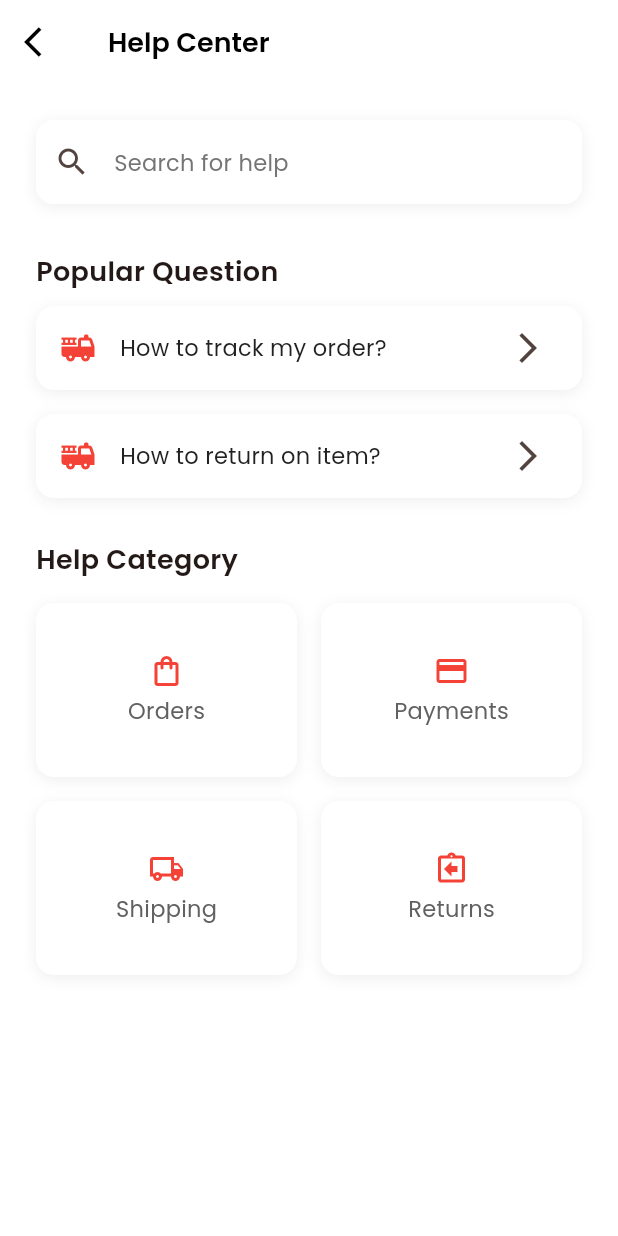
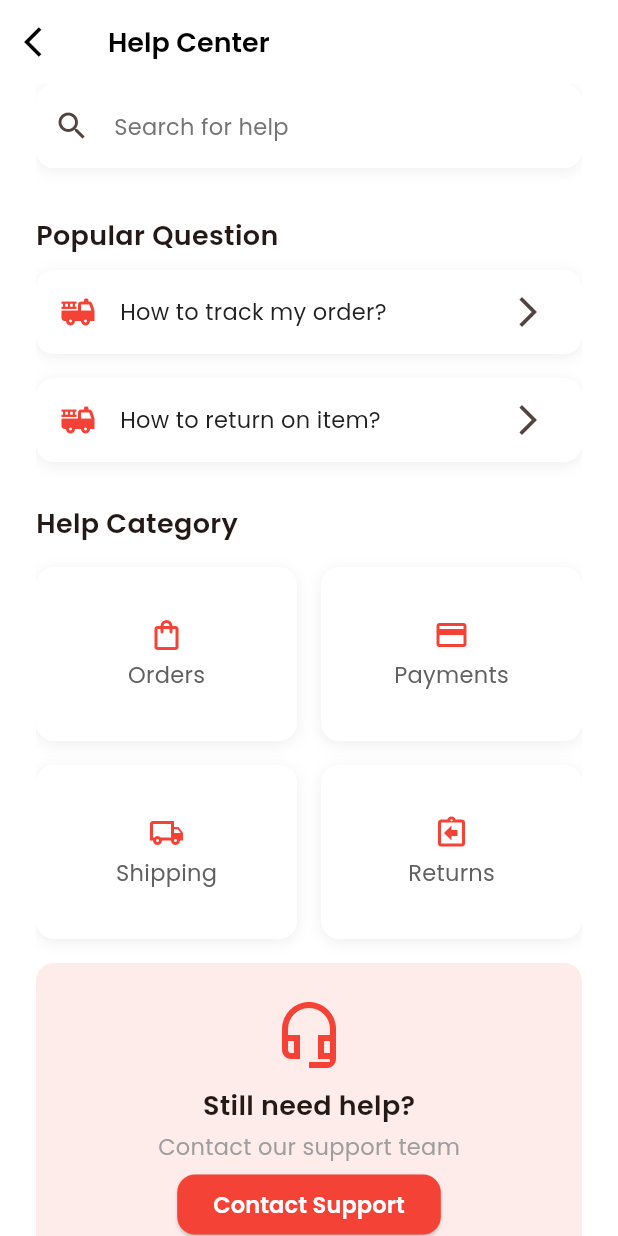
Before and after one commit to ganeshchay2021/E_commerce_modernUI, a Flutter app: the HelpCenterScreen screen opened directly, on a phone screen of 412 x 824 dp. Run offline on Flutter 3.47's test engine with Material 3 defaults, Android fonts, the phone set to English and light mode, and no system bars; our stand-ins replace bloc, email_validator, flutter_bloc, google_fonts, shared_preferences; accounts and stored records are empty.

Commit message:
Help Center Screen Modified

```diff
--- a/lib/view/help center/help_center_screen.dart
+++ b/lib/view/help center/help_center_screen.dart
@@ -1,4 +1,5 @@
 import 'package:e_commerce_modernui/utils/app_text_styles.dart';
+import 'package:e_commerce_modernui/widgets/contact_support_section.dart';
 import 'package:e_commerce_modernui/widgets/custom_iconbutton.dart';
 import 'package:e_commerce_modernui/widgets/help_category.dart';
 import 'package:flutter/material.dart';
@@ -32,7 +33,8 @@ class _HelpCenterScreenState extends State<HelpCenterScreen> {
         ),
       ),
       body: Padding(
-        padding: const EdgeInsets.all(24),
+        padding: const EdgeInsets.symmetric(horizontal: 24),
+        child: SingleChildScrollView(
           child: Column(
             crossAxisAlignment: CrossAxisAlignment.start,
             children: [
@@ -72,10 +74,12 @@ class _HelpCenterScreenState extends State<HelpCenterScreen> {
                 height: 16,
               ),
               //HelpCategory section
-            const Expanded(
-              child: HelpCategory(),
-            )
+              const HelpCategory(),
+              const SizedBox(height: 16,),
+              const ContactSupportSection(),
+              const SizedBox(height: 12,),
             ],
+          ),
         ),
       ),
     );
--- /dev/null
+++ b/lib/widgets/contact_support_section.dart
@@ -0,0 +1,67 @@
+import 'package:e_commerce_modernui/utils/app_text_styles.dart';
+import 'package:flutter/material.dart';
+
+class ContactSupportSection extends StatelessWidget {
+  const ContactSupportSection({super.key});
+
+  @override
+  Widget build(BuildContext context) {
+    final isDark = Theme.of(context).brightness == Brightness.dark;
+    return Container(
+      width: double.infinity,
+      decoration: BoxDecoration(
+          color: Theme.of(context).primaryColor.withOpacity(0.1),
+          borderRadius: BorderRadius.circular(12)),
+      padding: const EdgeInsets.all(24),
+      child: Column(
+        mainAxisAlignment: MainAxisAlignment.center,
+        children: [
+          Icon(
+            Icons.headset_mic_outlined,
+            size: 48,
+            color: Theme.of(context).primaryColor,
+          ),
+          const SizedBox(
+            height: 10,
+          ),
+          Text(
+            "Still need help?",
+            style: AppTextstyles.withColor(
+              AppTextstyles.h3,
+              Theme.of(context).textTheme.bodyLarge!.color!,
+            ),
+          ),
+          const SizedBox(
+            height: 4,
+          ),
+          Text(
+            "Contact our support team",
+            style: AppTextstyles.withColor(
+              AppTextstyles.bodyMedium,
+              isDark ? Colors.grey[300]! : Colors.grey,
+            ),
+          ),
+          const SizedBox(
+            height: 4,
+          ),
+          ElevatedButton(
+            onPressed: () {},
+            style: ElevatedButton.styleFrom(
+              backgroundColor: Theme.of(context).primaryColor.withOpacity(1),
+              shape: RoundedRectangleBorder(
+                borderRadius: BorderRadius.circular(12),
+              ),
+            ),
+            child: Text(
+              "Contact Support",
+              style: AppTextstyles.withColor(
+                AppTextstyles.buttonMedium,
+                Colors.white,
+              ),
+            ),
+          )
+        ],
+      ),
+    );
+  }
+}
```
Lines whose indentation alone changed are shown as unchanged.
